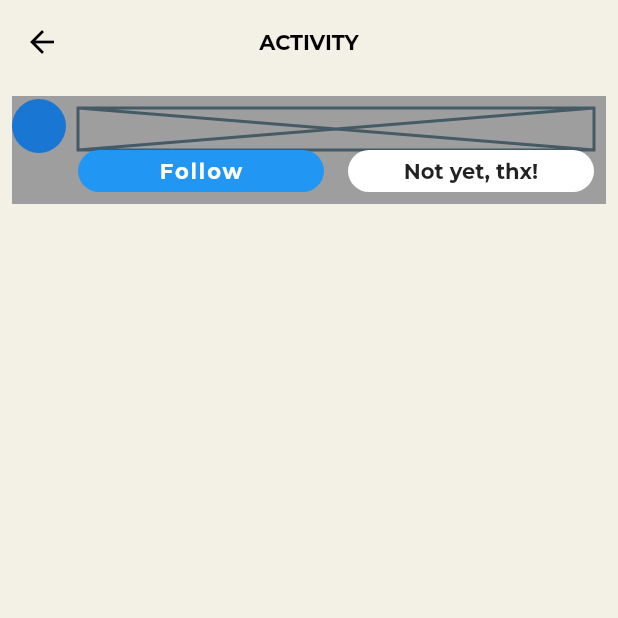
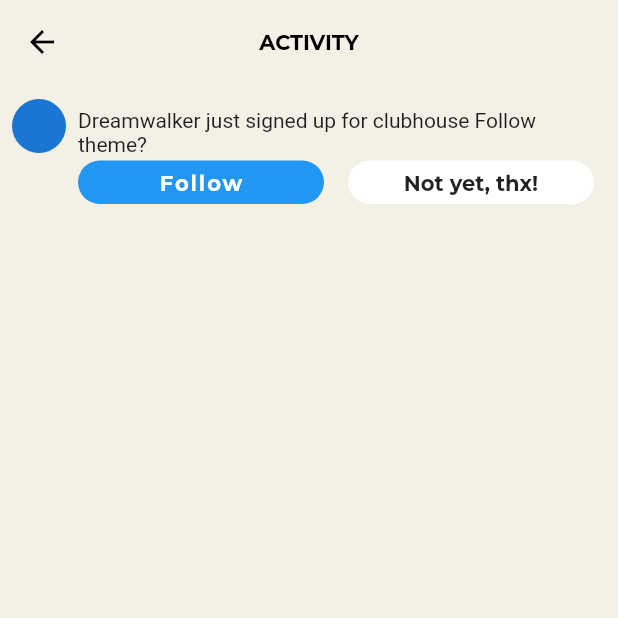
Before and after one commit to JAICHANGPARK/flutter_notebook_11th_story, a Flutter app: the NotificationPage screen opened directly, on a phone screen of 412 x 824 dp, the top half of it. Run offline on Flutter 3.47's test engine with Material 2 defaults, Android fonts, the phone set to English and light mode, and no system bars; our stand-ins replace backdrop, badges, flutter_inner_drawer, flutter_slidable, google_fonts.

Commit message:
Update notification_page.dart

```diff
--- a/lib/ep701_clubhouse/ui/notification_page.dart
+++ b/lib/ep701_clubhouse/ui/notification_page.dart
@@ -29,9 +29,9 @@ class _NotificationPageState extends State<NotificationPage> {
             child: ListView(
               children: [
                 SizedBox(
-                  height: 72,
+                  height: 82,
                   child: Container(
-                    color: Colors.grey,
+
                     child: Row(
                       crossAxisAlignment: CrossAxisAlignment.start,
                       children: [
@@ -45,9 +45,20 @@ class _NotificationPageState extends State<NotificationPage> {
                               child: Column(
                                 children: [
                                   Expanded(
-                                    child: Placeholder(),
+                                    child: Text.rich(TextSpan(
+                                      children: [
+                                        TextSpan(
+                                          text: "Dreamwalker",
+                                        ),
+                                        TextSpan(
+                                          text: " just signed up for clubhouse Follow theme?"
+                                        )
+                                      ]
+                                    )),
                                   ),
                                   Expanded(
+                                    child: Padding(
+                                      padding: const EdgeInsets.symmetric(vertical: 2),
                                       child: Row(
                                         children: [
                                           Expanded(child: Container(
@@ -82,6 +93,7 @@ class _NotificationPageState extends State<NotificationPage> {
                                           )),
                                         ],
                                       ),
+                                    ),
                                   )
                                 ],
                               ),
```
Lines whose indentation alone changed are shown as unchanged.
